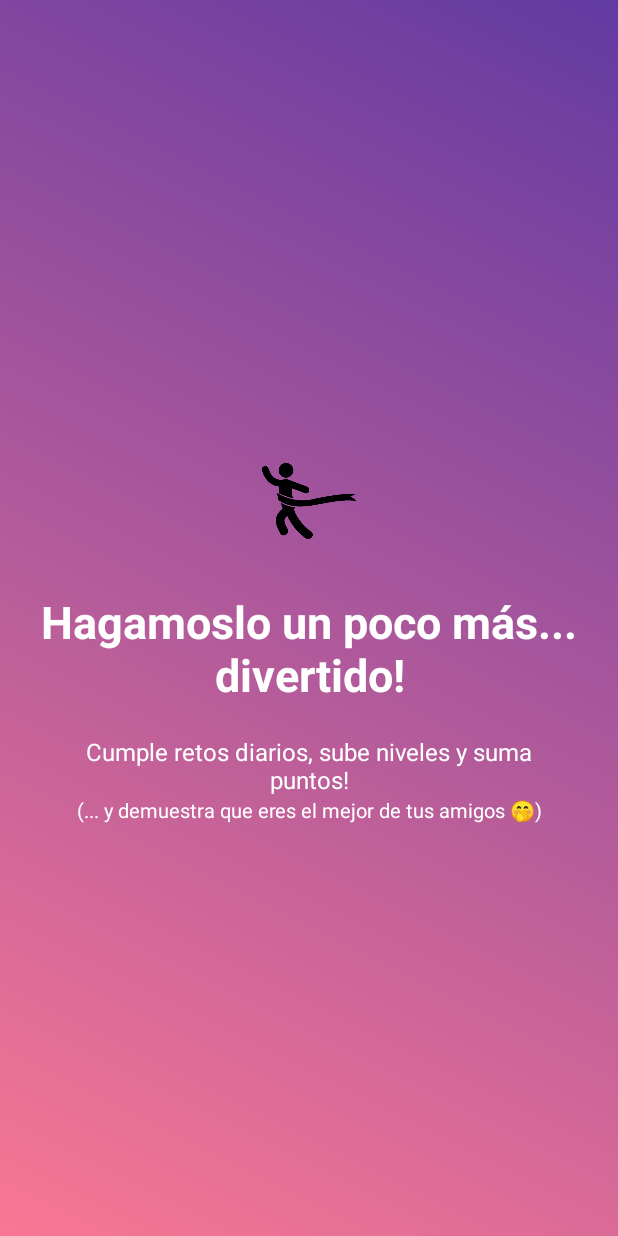
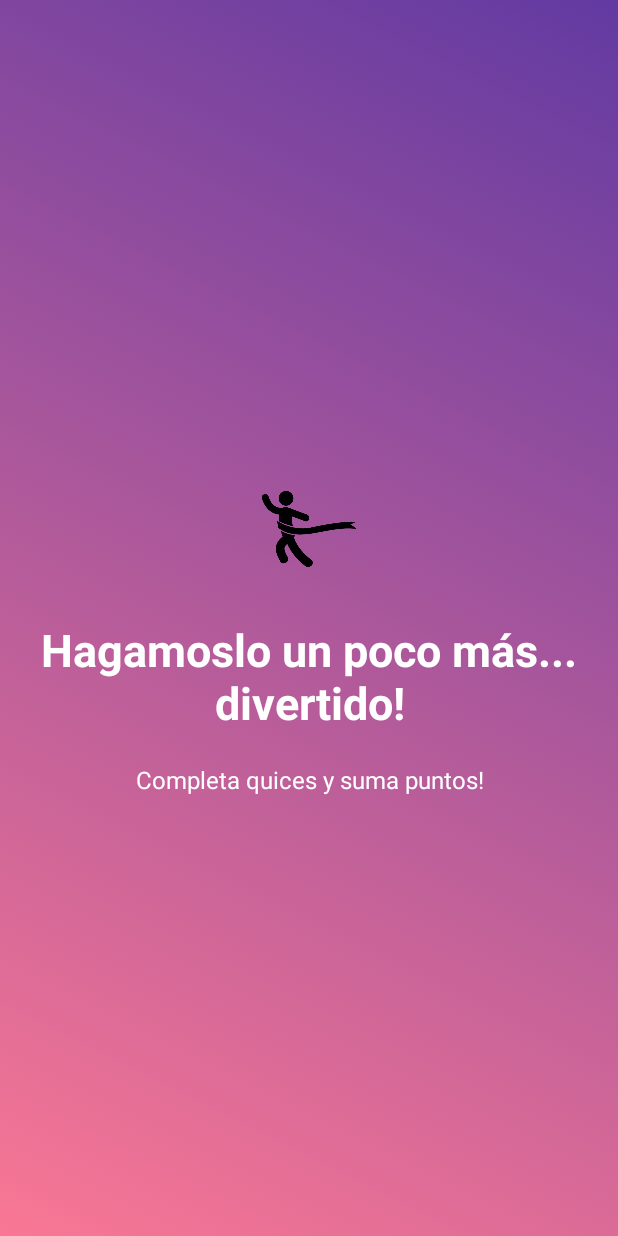
Before and after one commit to semeguze/HispanoArtComer, an Android app: the layout welcome_slide3.xml on its own in the app's theme, with its tools: preview values and no code run, on a phone screen of 412 x 824 dp. Run offline under Robolectric (Android 15) with nearby library versions, the phone set to English and light mode, and no system bars.

Commit message:
Cambios en cadenas
Strings con mejor descripción

```diff
--- a/app/src/main/java/co/edu/javeriana/sebastianmesa/hispanoartcomer/IndexView.java
+++ b/app/src/main/java/co/edu/javeriana/sebastianmesa/hispanoartcomer/IndexView.java
@@ -142,9 +142,6 @@ public class IndexView extends AppCompatActivity {
         } catch (Exception e) {
             e.printStackTrace();
         }
-
-
-
 
 
     }
--- a/app/src/main/java/co/edu/javeriana/sebastianmesa/hispanoartcomer/Puntos/PuntosDetailsView.java
+++ b/app/src/main/java/co/edu/javeriana/sebastianmesa/hispanoartcomer/Puntos/PuntosDetailsView.java
@@ -23,6 +23,12 @@ public class PuntosDetailsView extends AppCompatActivity {
         playGame =(FButton)findViewById(R.id.playGame);
         quit = (FButton) findViewById(R.id.quit);
         tQ = (TextView)findViewById(R.id.tQ);
+
+
+        Typeface type = Typeface.createFromAsset(getAssets(),"fonts/Cheetah Kick.otf");
+        tQ.setTypeface(type);
+        tQ.setTextSize(60);
+
         //PlayGame button - it will take you to the MainGameActivity
         playGame.setOnClickListener(new View.OnClickListener() {
             @Override
--- a/app/src/main/res/layout/welcome_slide3.xml
+++ b/app/src/main/res/layout/welcome_slide3.xml
@@ -36,15 +36,15 @@
             android:textColor="@android:color/white"
             android:textSize="@dimen/slide_desc" />
 
-        <TextView
-            android:layout_width="wrap_content"
-            android:layout_height="wrap_content"
-            android:paddingLeft="@dimen/desc_padding"
-            android:paddingRight="@dimen/desc_padding"
-            android:text="@string/slide_3_desc_opt"
-            android:textAlignment="center"
-            android:textColor="@android:color/white"
-            android:textSize="13dp" />
+        <!--<TextView-->
+            <!--android:layout_width="wrap_content"-->
+            <!--android:layout_height="wrap_content"-->
+            <!--android:paddingLeft="@dimen/desc_padding"-->
+            <!--android:paddingRight="@dimen/desc_padding"-->
+            <!--android:text="@string/slide_3_desc_opt"-->
+            <!--android:textAlignment="center"-->
+            <!--android:textColor="@android:color/white"-->
+            <!--android:textSize="13dp" />-->
 
     </LinearLayout>
 
--- a/app/src/main/res/values/strings.xml
+++ b/app/src/main/res/values/strings.xml
@@ -91,15 +91,14 @@
     <string name="slide_0_title">Bienvenido!</string>
     <string name="slide_0_desc">Gracias por utilizar HISPANO ARTCOMER! Conoce un poco mas de la aplicación</string>
 
-    <string name="slide_1_title">Alguien dijo comer?</string>
+    <string name="slide_1_title">¿Alguien dijo comer?</string>
     <string name="slide_1_desc">Accede al menú del Restaurante y Cafetería para ver que tenemos para ti!</string>
 
     <string name="slide_2_title">Tu peso</string>
     <string name="slide_2_desc">Manten el control de tu peso en un solo lugar!</string>
 
     <string name="slide_3_title">Hagamoslo un poco más... divertido!</string>
-    <string name="slide_3_desc">Cumple retos diarios, sube niveles y suma puntos!</string>
-    <string name="slide_3_desc_opt">(... y demuestra que eres el mejor de tus amigos 🤭)</string>
+    <string name="slide_3_desc">Completa quices y suma puntos!</string>
 
     <string name="slide_4_title">Eso es todo</string>
     <string name="slide_4_desc">Completa un poco de información más y empecemos!</string>
```
